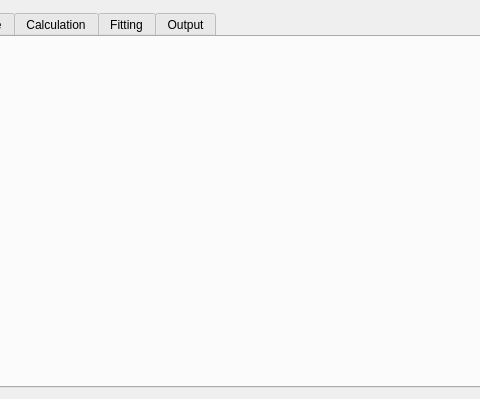
Qt form src/sas/qtgui/Perspectives/ParticleEditor/UI/DesignWindowUI.ui (SasView/sasview) before a commit; both pictures show x 235 to 715 and y 0 to 399 of the 994 by 399 pixel window.
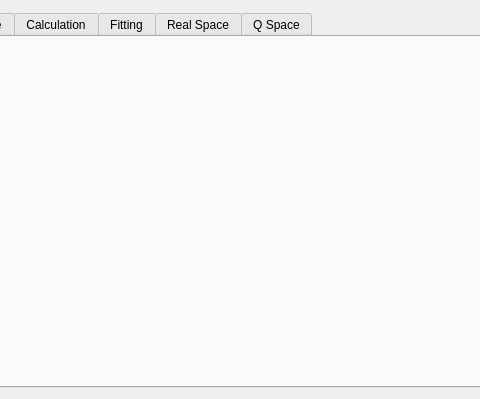
The same form after that commit.

```diff
--- a/src/sas/qtgui/Perspectives/ParticleEditor/UI/DesignWindowUI.ui
+++ b/src/sas/qtgui/Perspectives/ParticleEditor/UI/DesignWindowUI.ui
@@ -572,7 +572,12 @@
      </widget>
      <widget class="QWidget" name="outputTab">
       <attribute name="title">
-       <string>Output</string>
+       <string>Real Space</string>
+      </attribute>
+     </widget>
+     <widget class="QWidget" name="qSpaceTab">
+      <attribute name="title">
+       <string>Q Space</string>
       </attribute>
      </widget>
     </widget>
```
Left out of the diff: 2 changed lines with no effect on the pictures.
